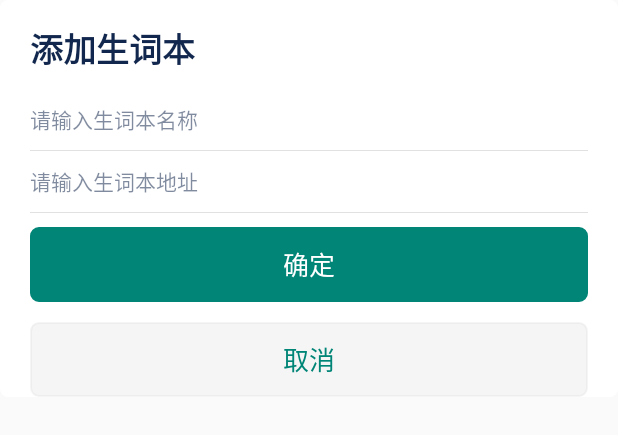
After one commit to warriorWorld/MyWord, an Android app: the layout dialog_add_book.xml on its own in the app's theme, with its tools: preview values and no code run, on a phone screen of 412 x 824 dp. The commit adds this screen. Shown: the top 435 px of the screen. Run offline under Robolectric (Android 15) with nearby library versions, the phone set to English and light mode, and no system bars.

Commit message:
surpass zhimi

```diff
--- a/app/src/main/java/com/insightsurfface/myword/base/BaseActivity.java
+++ b/app/src/main/java/com/insightsurfface/myword/base/BaseActivity.java
@@ -40,6 +40,7 @@ public abstract class BaseActivity extends AppCompatActivity {
         //状态栏透明
 //        getWindow().setFlags(WindowManager.LayoutParams.FLAG_TRANSLUCENT_STATUS,
 //                WindowManager.LayoutParams.FLAG_TRANSLUCENT_STATUS);
+        requestWindowFeature(Window.FEATURE_NO_TITLE);
         if (Build.VERSION.SDK_INT >= Build.VERSION_CODES.LOLLIPOP) {
             //需要设置这个 flag 才能调用 setStatusBarColor 来设置状态栏颜色
             this.getWindow().addFlags(WindowManager.LayoutParams.FLAG_DRAWS_SYSTEM_BAR_BACKGROUNDS);//此FLAG可使状态栏透明，且当前视图在绘制时，从屏幕顶端开始即top = 0开始绘制，这也是实现沉浸效果的基础
--- a/app/src/main/java/com/insightsurfface/myword/business/main/MainContract.java
+++ b/app/src/main/java/com/insightsurfface/myword/business/main/MainContract.java
@@ -9,6 +9,8 @@ import java.util.List;
 public class MainContract {
     interface Presenter extends BasePresenter {
         void getWordsTables();
+
+        void insertBook(WordsBook book);
     }
 
     interface View extends BaseView<Presenter> {
--- /dev/null
+++ b/app/src/main/res/drawable/btn_click_c5.xml
@@ -0,0 +1,11 @@
+<?xml version="1.0" encoding="utf-8"?>
+<selector xmlns:android="http://schemas.android.com/apk/res/android">
+
+    <item android:drawable="@drawable/rect_main_shllow_c5" android:state_enabled="false"/>
+    <item android:drawable="@drawable/rect_main_c5" android:state_enabled="true" android:state_focused="true" android:state_pressed="false"/>
+    <item android:drawable="@drawable/rect_main_c5" android:state_pressed="false" android:state_selected="true"/>
+    <item android:drawable="@drawable/rect_main_c5" android:state_enabled="true" android:state_pressed="true"/>
+    <item android:drawable="@drawable/rect_main_c5" android:state_checked="true" android:state_enabled="true"/>
+    <item android:drawable="@drawable/rect_main_c5"/>
+
+</selector>
--- /dev/null
+++ b/app/src/main/res/drawable/rect_gray_c5.xml
@@ -0,0 +1,12 @@
+<?xml version="1.0" encoding="utf-8"?>
+<shape xmlns:android="http://schemas.android.com/apk/res/android">
+
+    <corners android:radius="5dp" />
+
+    <solid android:color="@color/gray" />
+
+    <stroke
+        android:width="1dp"
+        android:color="@color/gray" />
+
+</shape>
--- /dev/null
+++ b/app/src/main/res/drawable/rect_main_c5.xml
@@ -0,0 +1,12 @@
+<?xml version="1.0" encoding="utf-8"?>
+<shape xmlns:android="http://schemas.android.com/apk/res/android">
+
+    <corners android:radius="5dp"/>
+
+    <solid android:color="@color/colorPrimary"/>
+
+    <stroke
+        android:width="1dp"
+        android:color="@color/colorPrimary"/>
+
+</shape>
--- /dev/null
+++ b/app/src/main/res/drawable/rect_main_shllow_c5.xml
@@ -0,0 +1,11 @@
+<?xml version="1.0" encoding="utf-8"?>
+<shape xmlns:android="http://schemas.android.com/apk/res/android">
+
+    <corners android:radius="5dp" />
+
+    <solid android:color="@color/colorPrimaryDark" />
+
+    <stroke
+        android:width="1dp"
+        android:color="@color/colorPrimaryDark" />
+</shape>
--- /dev/null
+++ b/app/src/main/res/drawable/rect_white_c5.xml
@@ -0,0 +1,7 @@
+<?xml version="1.0" encoding="utf-8"?>
+<shape xmlns:android="http://schemas.android.com/apk/res/android">
+
+    <corners android:radius="5dp"/>
+
+    <solid android:color="@color/white"/>
+</shape>
--- /dev/null
+++ b/app/src/main/res/layout/dialog_add_book.xml
@@ -0,0 +1,113 @@
+<?xml version="1.0" encoding="utf-8"?>
+<androidx.constraintlayout.widget.ConstraintLayout xmlns:android="http://schemas.android.com/apk/res/android"
+    xmlns:app="http://schemas.android.com/apk/res-auto"
+    android:id="@+id/dialog_ll"
+    android:layout_width="match_parent"
+    android:layout_height="wrap_content"
+    android:background="@drawable/rect_white_c5"
+    android:orientation="vertical">
+
+    <TextView
+        android:id="@+id/title_tv"
+        android:layout_width="wrap_content"
+        android:layout_height="wrap_content"
+        android:layout_marginLeft="20dp"
+        android:layout_marginTop="15dp"
+        android:layout_marginRight="20dp"
+        android:text="添加生词本"
+        android:textColor="@color/main_text_color"
+        android:textSize="22sp"
+        android:textStyle="bold"
+        app:layout_constraintLeft_toLeftOf="parent"
+        app:layout_constraintTop_toTopOf="parent" />
+
+    <EditText
+        android:id="@+id/name_et"
+        android:layout_width="0dp"
+        android:layout_height="wrap_content"
+        android:layout_marginLeft="20dp"
+        android:layout_marginTop="20dp"
+        android:layout_marginRight="20dp"
+        android:background="@null"
+        android:hint="请输入生词本名称"
+        android:textColor="@color/main_text_color"
+        android:textColorHint="@color/main_text_color_gray"
+        android:textSize="14sp"
+        app:layout_constraintLeft_toLeftOf="parent"
+        app:layout_constraintRight_toRightOf="parent"
+        app:layout_constraintTop_toBottomOf="@+id/title_tv"></EditText>
+
+    <View
+        android:layout_width="0dp"
+        android:layout_height="1px"
+        android:layout_marginLeft="20dp"
+        android:layout_marginTop="10dp"
+        android:layout_marginRight="20dp"
+        android:background="@color/divide_line"
+        app:layout_constraintLeft_toLeftOf="parent"
+        app:layout_constraintRight_toRightOf="parent"
+        app:layout_constraintTop_toBottomOf="@+id/name_et"></View>
+
+    <EditText
+        android:id="@+id/url_et"
+        android:layout_width="0dp"
+        android:layout_height="wrap_content"
+        android:layout_marginLeft="20dp"
+        android:layout_marginTop="20dp"
+        android:layout_marginRight="20dp"
+        android:background="@null"
+        android:hint="请输入生词本地址"
+        android:textColor="@color/main_text_color"
+        android:textColorHint="@color/main_text_color_gray"
+        android:textSize="14sp"
+        app:layout_constraintLeft_toLeftOf="parent"
+        app:layout_constraintRight_toRightOf="parent"
+        app:layout_constraintTop_toBottomOf="@+id/name_et"></EditText>
+
+    <View
+        android:layout_width="0dp"
+        android:layout_height="1px"
+        android:layout_marginLeft="20dp"
+        android:layout_marginTop="10dp"
+        android:layout_marginRight="20dp"
+        android:background="@color/divide_line"
+        app:layout_constraintLeft_toLeftOf="parent"
+        app:layout_constraintRight_toRightOf="parent"
+        app:layout_constraintTop_toBottomOf="@+id/url_et"></View>
+
+    <Button
+        android:id="@+id/ok_btn"
+        style="?android:attr/borderlessButtonStyle"
+        android:layout_width="0dp"
+        android:layout_height="50dp"
+        android:layout_marginLeft="20dp"
+        android:layout_marginTop="20dp"
+        android:layout_marginRight="20dp"
+        android:background="@drawable/btn_click_c5"
+        android:text="确定"
+        android:textColor="@color/white"
+        android:textSize="17sp"
+        app:layout_constraintLeft_toLeftOf="parent"
+        app:layout_constraintRight_toRightOf="parent"
+        app:layout_constraintTop_toBottomOf="@id/url_et" />
+
+    <Button
+        android:id="@+id/cancel_btn"
+        style="?android:attr/borderlessButtonStyle"
+        android:layout_width="0dp"
+        android:layout_height="50dp"
+        android:layout_marginLeft="20dp"
+        android:layout_marginTop="13dp"
+        android:layout_marginRight="20dp"
+        android:background="@drawable/rect_gray_c5"
+        android:text="取消"
+        android:textColor="@color/colorPrimary"
+        android:textSize="17sp"
+        app:layout_constraintLeft_toLeftOf="parent"
+        app:layout_constraintRight_toRightOf="parent"
+        app:layout_constraintTop_toBottomOf="@+id/ok_btn" />
+
+    <View
+        android:layout_width="match_parent"
+        android:layout_height="30dp"></View>
+</androidx.constraintlayout.widget.ConstraintLayout>
--- a/app/src/main/res/values/colors.xml
+++ b/app/src/main/res/values/colors.xml
@@ -9,4 +9,5 @@
     <color name="white">#FFFFFF</color>
     <color name="divide">#f6f6f6</color>
     <color name="divide_line">#e1e1e1</color>
+    <color name="gray">#2DC5C5C5</color>
 </resources>
```
Also changed, not shown: app/src/main/java/com/insightsurfface/myword/business/main/MainPresenter.java (+7 -0 lines), app/src/main/java/com/insightsurfface/myword/widget/dialog/AddBookDialog.java (added, +96 -0 lines), app/src/main/java/com/insightsurfface/myword/widget/dialog/NormalDialog.java (added, +211 -0 lines), app/src/main/res/drawable/rect_gray.xml (added, +12 -0 lines), app/src/main/res/drawable/rect_main.xml (added, +7 -0 lines), app/src/main/res/layout/dialog_normal.xml (added, +65 -0 lines).
